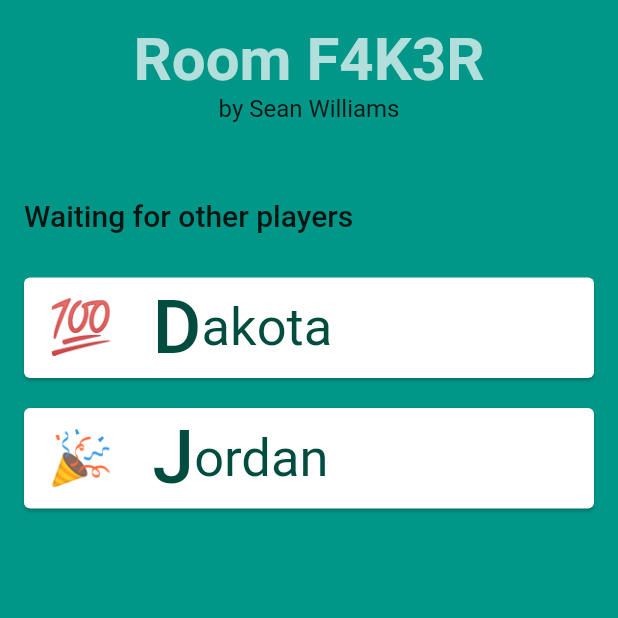
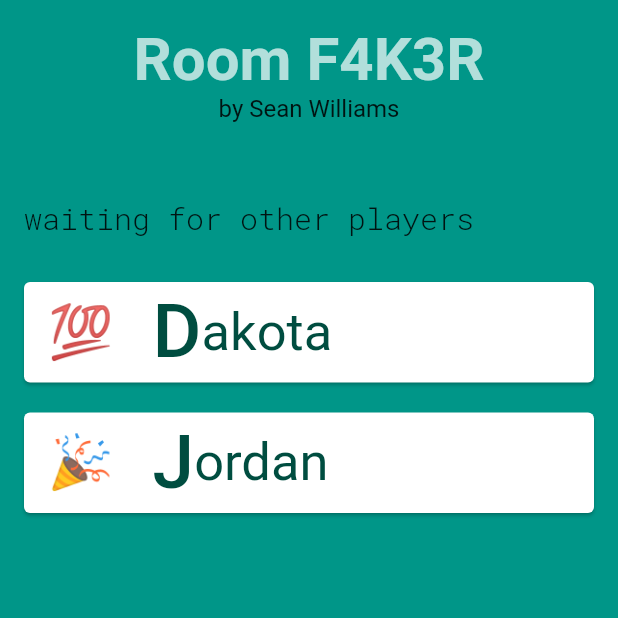
Before and after one commit to paxcodes/dicery_app, a Flutter app: the LobbyScreen screen opened by its route, on a phone screen of 412 x 824 dp, the top half of it. Run offline on Flutter 3.47's test engine with Material 2 defaults, Android fonts, the phone set to English and light mode, and no system bars; our stand-ins replace animated_text_kit.

Commit message:
:lisptick: Change text to RobotoMono, lighter weight

```diff
--- a/lib/screens/lobby.dart
+++ b/lib/screens/lobby.dart
@@ -28,8 +28,11 @@ class LobbyScreen extends StatelessWidget {
             SizedBox(
               width: 380,
               child: TypewriterAnimatedTextKit(
-                text: ['Waiting for other players'],
-                textStyle: Theme.of(context).textTheme.headline6,
+                text: ['waiting for other players'],
+                textStyle: Theme.of(context).textTheme.headline6.copyWith(
+                    fontFamily: "RobotoMono",
+                    fontSize: 20,
+                    fontWeight: FontWeight.w300),
                 speed: Duration(milliseconds: 100),
                 totalRepeatCount: -1,
               ),
```
